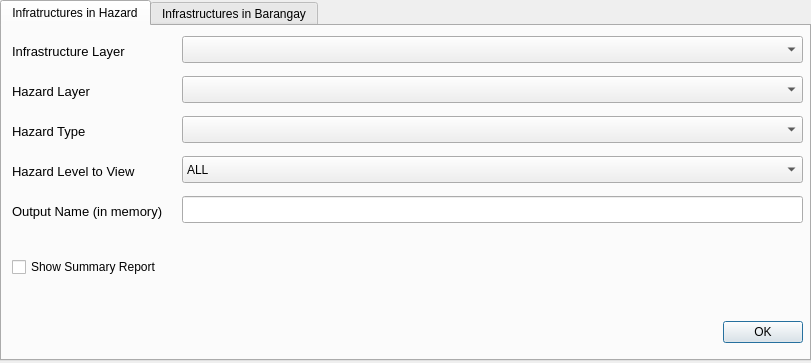
Old version of the form mhcvam_infrastructures_dialog.ui in the repository benhur07b/mhcvam.
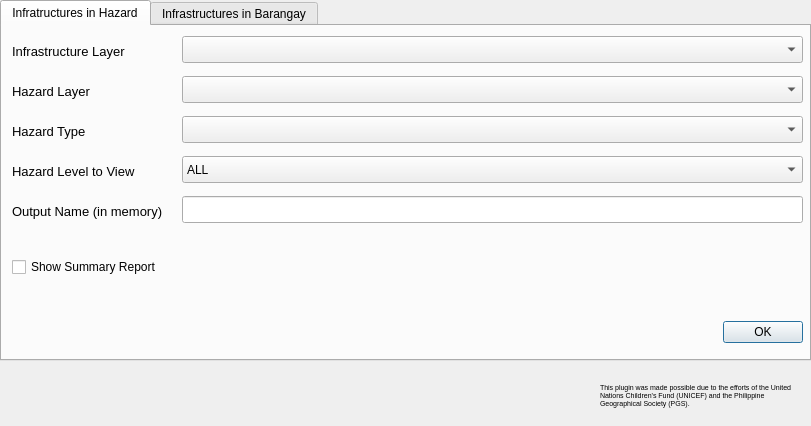
New version of the form. Icons and pictures are not drawn. Custom widgets are drawn as their Qt base class.

Patch:
```diff
--- a/mhcvam_infrastructures_dialog.ui
+++ b/mhcvam_infrastructures_dialog.ui
@@ -7,9 +7,21 @@
     <x>0</x>
     <y>0</y>
     <width>811</width>
-    <height>363</height>
+    <height>426</height>
    </rect>
   </property>
+  <property name="minimumSize">
+   <size>
+    <width>811</width>
+    <height>426</height>
+   </size>
+  </property>
+  <property name="maximumSize">
+   <size>
+    <width>811</width>
+    <height>426</height>
+   </size>
+  </property>
   <property name="windowTitle">
    <string>MHCVAMS for LGU</string>
   </property>
@@ -617,6 +629,74 @@
     </widget>
    </widget>
   </widget>
+  <widget class="QLabel" name="label">
+   <property name="geometry">
+    <rect>
+     <x>600</x>
+     <y>370</y>
+     <width>201</width>
+     <height>51</height>
+    </rect>
+   </property>
+   <property name="font">
+    <font>
+     <pointsize>5</pointsize>
+     <weight>50</weight>
+     <italic>false</italic>
+     <bold>false</bold>
+    </font>
+   </property>
+   <property name="layoutDirection">
+    <enum>Qt::LeftToRight</enum>
+   </property>
+   <property name="text">
+    <string>This plugin was made possible due to the efforts of the United Nations Children's Fund (UNICEF) and the Philippine Geographical Society (PGS).</string>
+   </property>
+   <property name="scaledContents">
+    <bool>false</bool>
+   </property>
+   <property name="alignment">
+    <set>Qt::AlignLeading|Qt::AlignLeft|Qt::AlignVCenter</set>
+   </property>
+   <property name="wordWrap">
+    <bool>true</bool>
+   </property>
+   <property name="margin">
+    <number>4</number>
+   </property>
+  </widget>
+  <widget class="QLabel" name="logopgs">
+   <property name="geometry">
+    <rect>
+     <x>220</x>
+     <y>370</y>
+     <width>51</width>
+     <height>51</height>
+    </rect>
+   </property>
+   <property name="text">
+    <string/>
+   </property>
+   <property name="pixmap">
+    <pixmap>img/logos/pgs-logo.png</pixmap>
+   </property>
+  </widget>
+  <widget class="QLabel" name="logounicef">
+   <property name="geometry">
+    <rect>
+     <x>10</x>
+     <y>370</y>
+     <width>201</width>
+     <height>51</height>
+    </rect>
+   </property>
+   <property name="text">
+    <string/>
+   </property>
+   <property name="pixmap">
+    <pixmap>img/logos/unicef-logo.png</pixmap>
+   </property>
+  </widget>
  </widget>
  <customwidgets>
   <customwidget>
```
